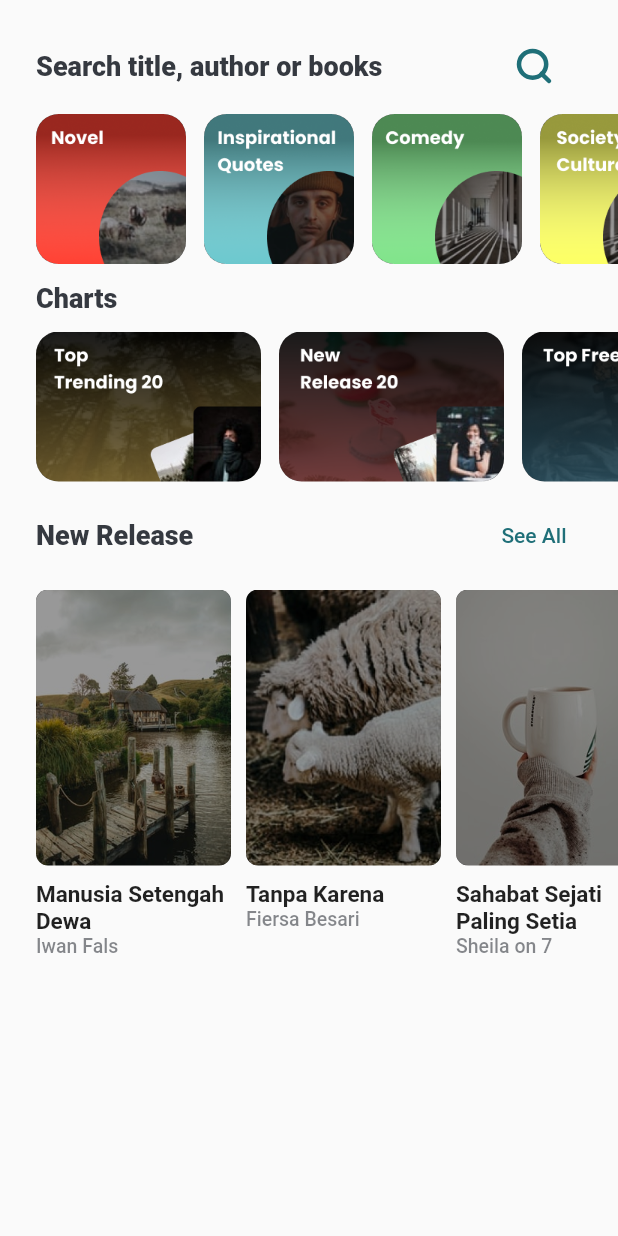
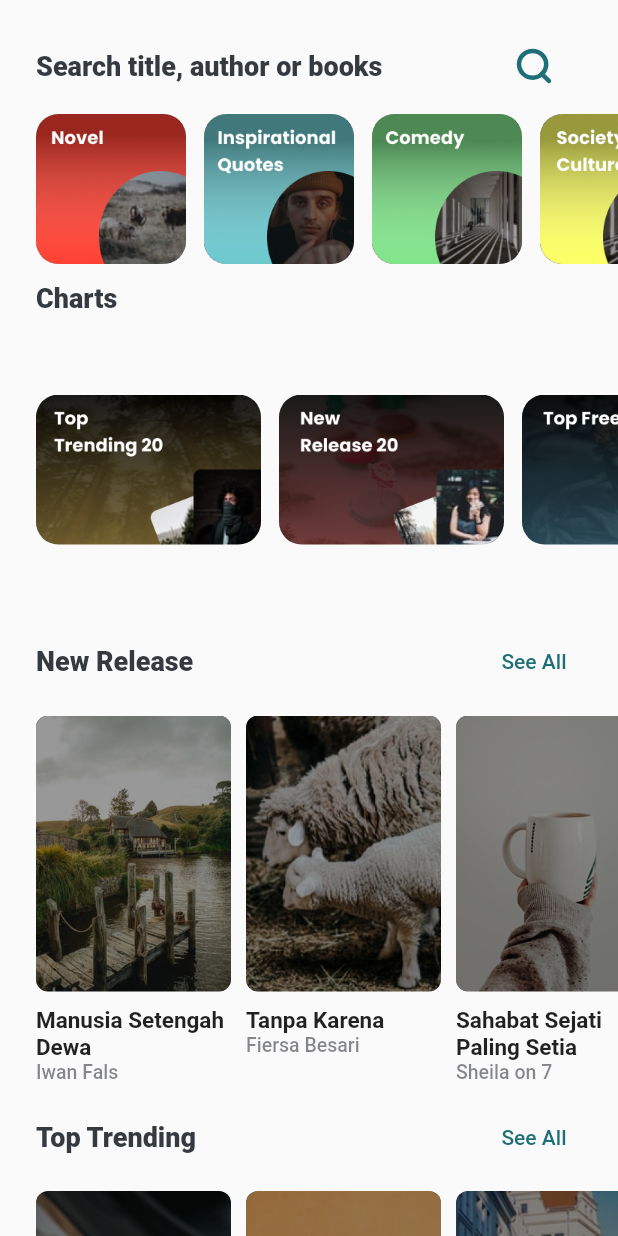
Before and after one commit to Azzamubaidillah/Flutter-UI, a Flutter app: the DiscoverView screen opened by its route, on a phone screen of 412 x 824 dp. Run offline on Flutter 3.47's test engine with Material 2 defaults, Android fonts, the phone set to English and light mode, and no system bars; our stand-ins replace flutter_signin_button, flutter_svg, get, introduction_screen, line_icons.

Commit message:
top trending discoveries

```diff
--- a/nubook/lib/app/modules/discover/views/discover_view.dart
+++ b/nubook/lib/app/modules/discover/views/discover_view.dart
@@ -12,7 +12,8 @@ class DiscoverView extends GetView<DiscoverController> {
   @override
   Widget build(BuildContext context) {
     return Scaffold(
-      body: Padding(
+      body: SingleChildScrollView(
+        child: Padding(
           padding: const EdgeInsets.fromLTRB(kPadding, 0, 0, 0),
           child: SafeArea(
             child: Column(
@@ -73,7 +74,35 @@ class DiscoverView extends GetView<DiscoverController> {
                     ],
                   ),
                 ),
+                TitleWithButton(title: "Top Trending"),
+                SingleChildScrollView(
+                  scrollDirection: Axis.horizontal,
+                  child: Row(
+                    crossAxisAlignment: CrossAxisAlignment.start,
+                    children: [
+                      Card(
+                        image: "assets/images/trending_1.png",
+                        title: "Genit",
+                        artist: "Tipe-X",
+                      ),
+                      SizedBox(width: 10),
+                      Card(
+                        image: "assets/images/trending_2.png",
+                        title: "Tanpa Karena",
+                        artist: "Fiersa Besari",
+                      ),
+                      SizedBox(width: 10),
+                      Card(
+                        image: "assets/images/trending_3.png",
+                        title: "Dan",
+                        artist: "Sheila on 7",
+                      ),
+                      SizedBox(width: 10),
                     ],
+                  ),
+                ),
+              ],
+            ),
           ),
         ),
       ),
```
Also changed, not shown: nubook/assets/images/chart_4.png, nubook/assets/images/trending_1.png (added), nubook/assets/images/trending_2.png (added), nubook/assets/images/trending_3.png (added). Lines whose indentation alone changed are shown as unchanged.
